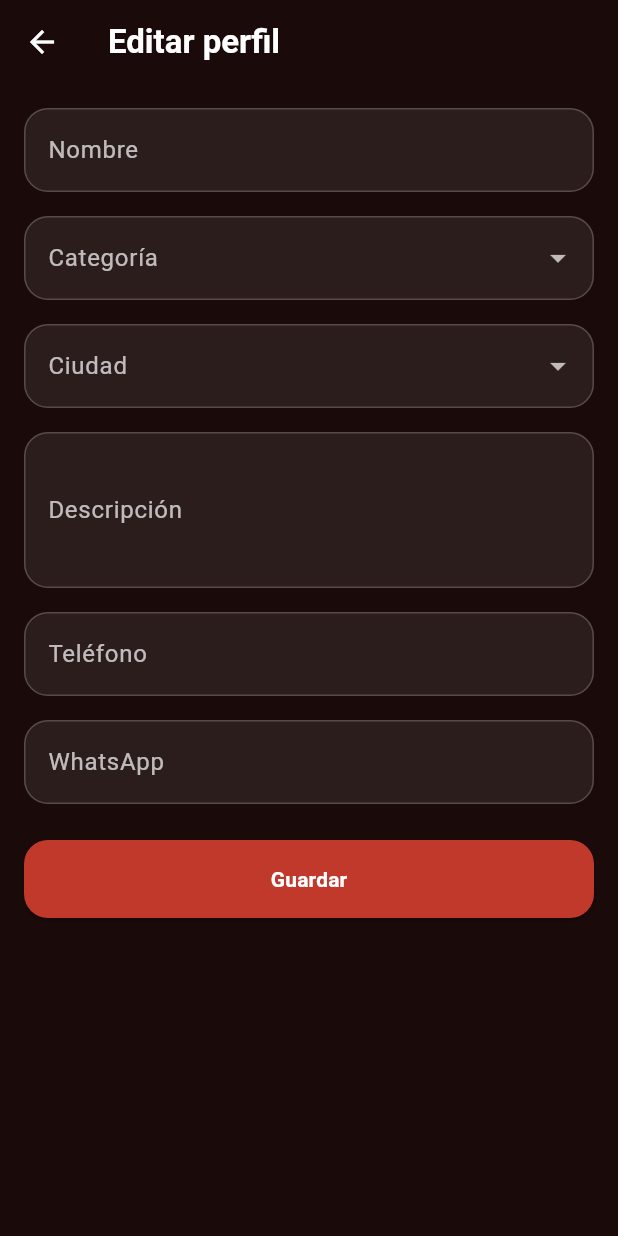
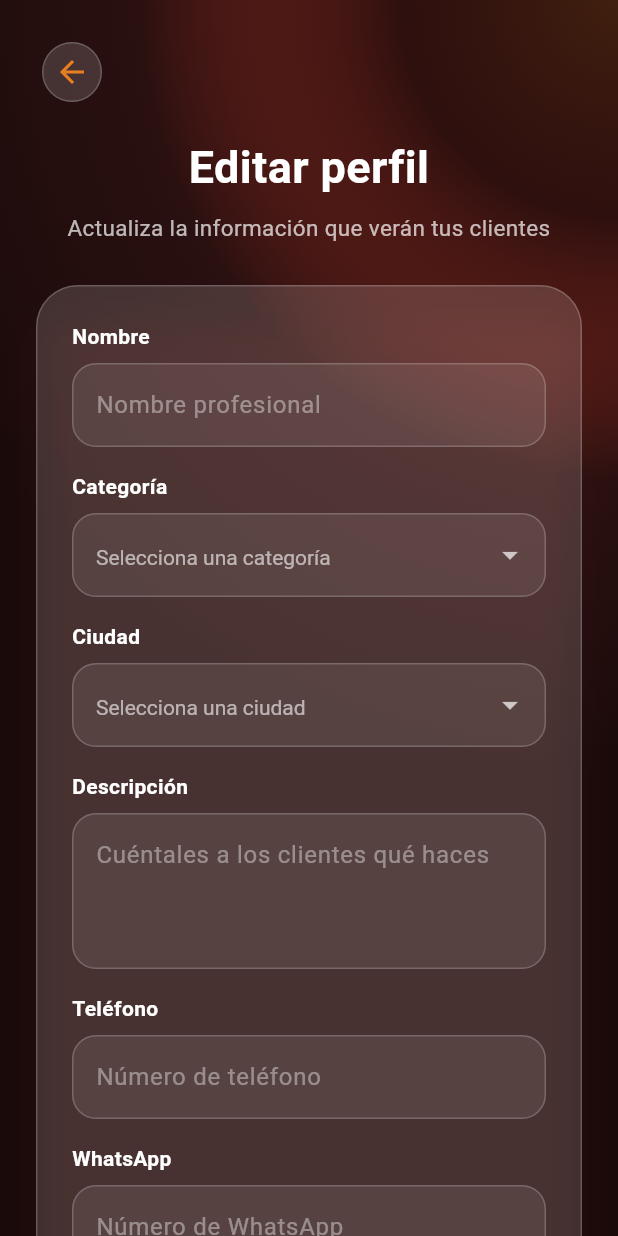
Before and after one commit to Nemsauce/app_profesionales, a Flutter app: the ProfessionalEditProfileScreen screen opened directly with empty values, on a phone screen of 412 x 824 dp. Run offline on Flutter 3.47's test engine with Material 3 defaults, Android fonts, the light colour scheme and no system bars; our stand-ins replace cloud_firestore, firebase_auth, firebase_core; accounts and stored records are empty.

Commit message:
Apply dark glassmorphism theme to professional edit profile

```diff
--- a/lib/screens/professional_edit_profile_screen.dart
+++ b/lib/screens/professional_edit_profile_screen.dart
@@ -1,6 +1,7 @@
 import 'package:flutter/material.dart';
 
 import '../constants/app_constants.dart';
+import '../constants/app_theme.dart';
 import '../models/professional.dart';
 import '../services/professional_service.dart';
 
@@ -114,6 +115,56 @@ class _ProfessionalEditProfileScreenState
     }
   }
 
+  Widget _fieldLabel(String label) {
+    return Padding(
+      padding: const EdgeInsets.only(bottom: 8),
+      child: Text(
+        label,
+        style: const TextStyle(
+          color: AppTheme.textWhite,
+          fontWeight: FontWeight.w600,
+        ),
+      ),
+    );
+  }
+
+  Widget _buildHeader() {
+    return Column(
+      crossAxisAlignment: CrossAxisAlignment.stretch,
+      children: [
+        Align(
+          alignment: Alignment.centerLeft,
+          child: IconButton(
+            tooltip: 'Volver',
+            onPressed: _isLoading ? null : () => Navigator.pop(context),
+            icon: const Icon(Icons.arrow_back),
+            color: AppTheme.warmOrange,
+            style: IconButton.styleFrom(
+              backgroundColor: AppTheme.glassWhiteStrong,
+              side: const BorderSide(color: AppTheme.glassBorder),
+            ),
+          ),
+        ),
+        const SizedBox(height: 18),
+        const Text(
+          'Editar perfil',
+          style: TextStyle(
+            color: AppTheme.textWhite,
+            fontSize: 30,
+            fontWeight: FontWeight.bold,
+          ),
+          textAlign: TextAlign.center,
+        ),
+        const SizedBox(height: 8),
+        const Text(
+          'Actualiza la información que verán tus clientes',
+          style: TextStyle(color: AppTheme.textWhiteMuted, fontSize: 15),
+          textAlign: TextAlign.center,
+        ),
+      ],
+    );
+  }
+
   @override
   Widget build(BuildContext context) {
     final categoryOptions = _optionsWithCurrentValue(
@@ -126,26 +177,58 @@ class _ProfessionalEditProfileScreenState
     );
 
     return Scaffold(
-      appBar: AppBar(title: const Text('Editar perfil')),
-      body: SingleChildScrollView(
-        padding: const EdgeInsets.all(16),
+      body: Container(
+        decoration: BoxDecoration(
+          gradient: RadialGradient(
+            center: Alignment.topRight,
+            radius: 1.25,
+            colors: [
+              AppTheme.warmOrange.withAlpha(48),
+              AppTheme.terracottaRed.withAlpha(30),
+              AppTheme.darkBackgroundAlt,
+              AppTheme.darkBackground,
+            ],
+            stops: const [0, 0.28, 0.62, 1],
+          ),
+        ),
+        child: SafeArea(
+          child: SingleChildScrollView(
+            padding: const EdgeInsets.all(AppTheme.screenPadding),
             child: Column(
               crossAxisAlignment: CrossAxisAlignment.stretch,
               children: [
+                _buildHeader(),
+                const SizedBox(height: 28),
+                Card(
+                  color: AppTheme.glassWhiteStrong,
+                  elevation: 10,
+                  shadowColor: AppTheme.terracottaRed.withAlpha(48),
+                  shape: RoundedRectangleBorder(
+                    borderRadius: BorderRadius.circular(AppTheme.largeRadius),
+                    side: const BorderSide(color: AppTheme.glassBorder),
+                  ),
+                  child: Padding(
+                    padding: const EdgeInsets.all(24),
+                    child: Column(
+                      crossAxisAlignment: CrossAxisAlignment.stretch,
+                      children: [
+                        _fieldLabel('Nombre'),
                         TextField(
                           controller: _nameController,
+                          enabled: !_isLoading,
                           decoration: const InputDecoration(
-                labelText: 'Nombre',
-                border: OutlineInputBorder(),
+                            hintText: 'Nombre profesional',
                           ),
                         ),
                         const SizedBox(height: 16),
+                        _fieldLabel('Categoría'),
                         DropdownButtonFormField<String>(
                           initialValue: _selectedCategory,
                           decoration: const InputDecoration(
-                labelText: 'Categoría',
-                border: OutlineInputBorder(),
+                            hintText: 'Selecciona una categoría',
                           ),
+                          dropdownColor: AppTheme.darkBackgroundAlt,
+                          style: const TextStyle(color: AppTheme.textWhite),
                           items: categoryOptions
                               .map(
                                 (category) => DropdownMenuItem(
@@ -156,66 +239,96 @@ class _ProfessionalEditProfileScreenState
                               .toList(),
                           onChanged: _isLoading
                               ? null
-                  : (value) => setState(() => _selectedCategory = value),
+                              : (value) =>
+                                    setState(() => _selectedCategory = value),
                         ),
                         const SizedBox(height: 16),
+                        _fieldLabel('Ciudad'),
                         DropdownButtonFormField<String>(
                           initialValue: _selectedCity,
                           decoration: const InputDecoration(
-                labelText: 'Ciudad',
-                border: OutlineInputBorder(),
+                            hintText: 'Selecciona una ciudad',
                           ),
+                          dropdownColor: AppTheme.darkBackgroundAlt,
+                          style: const TextStyle(color: AppTheme.textWhite),
                           items: cityOptions
                               .map(
-                    (city) => DropdownMenuItem(value: city, child: Text(city)),
+                                (city) => DropdownMenuItem(
+                                  value: city,
+                                  child: Text(city),
+                                ),
                               )
                               .toList(),
                           onChanged: _isLoading
                               ? null
-                  : (value) => setState(() => _selectedCity = value),
+                              : (value) =>
+                                    setState(() => _selectedCity = value),
                         ),
                         const SizedBox(height: 16),
+                        _fieldLabel('Descripción'),
                         TextField(
                           controller: _descriptionController,
+                          enabled: !_isLoading,
                           decoration: const InputDecoration(
-                labelText: 'Descripción',
-                border: OutlineInputBorder(),
+                            hintText: 'Cuéntales a los clientes qué haces',
                           ),
                           minLines: 3,
                           maxLines: 5,
                         ),
                         const SizedBox(height: 16),
+                        _fieldLabel('Teléfono'),
                         TextField(
                           controller: _phoneNumberController,
+                          enabled: !_isLoading,
                           decoration: const InputDecoration(
-                labelText: 'Teléfono',
-                border: OutlineInputBorder(),
+                            hintText: 'Número de teléfono',
                           ),
                           keyboardType: TextInputType.phone,
                         ),
                         const SizedBox(height: 16),
+                        _fieldLabel('WhatsApp'),
                         TextField(
                           controller: _whatsappNumberController,
+                          enabled: !_isLoading,
                           decoration: const InputDecoration(
-                labelText: 'WhatsApp',
-                border: OutlineInputBorder(),
+                            hintText: 'Número de WhatsApp',
                           ),
                           keyboardType: TextInputType.phone,
                         ),
                         const SizedBox(height: 24),
                         ElevatedButton(
+                          style: ElevatedButton.styleFrom(
+                            backgroundColor: AppTheme.terracottaRed,
+                            foregroundColor: AppTheme.textWhite,
+                            padding: const EdgeInsets.symmetric(vertical: 18),
+                            shape: RoundedRectangleBorder(
+                              borderRadius: BorderRadius.circular(
+                                AppTheme.defaultRadius,
+                              ),
+                            ),
+                          ),
                           onPressed: _isLoading ? null : _saveProfile,
                           child: _isLoading
                               ? const SizedBox(
                                   height: 20,
                                   width: 20,
-                      child: CircularProgressIndicator(strokeWidth: 2),
+                                  child: CircularProgressIndicator(
+                                    strokeWidth: 2,
+                                    color: Colors.white,
+                                  ),
                                 )
                               : const Text('Guardar'),
                         ),
                       ],
                     ),
                   ),
+                ),
+                const SizedBox(height: 16),
+              ],
+            ),
+          ),
+        ),
+      ),
     );
   }
 }
```
Lines whose indentation alone changed are shown as unchanged.
